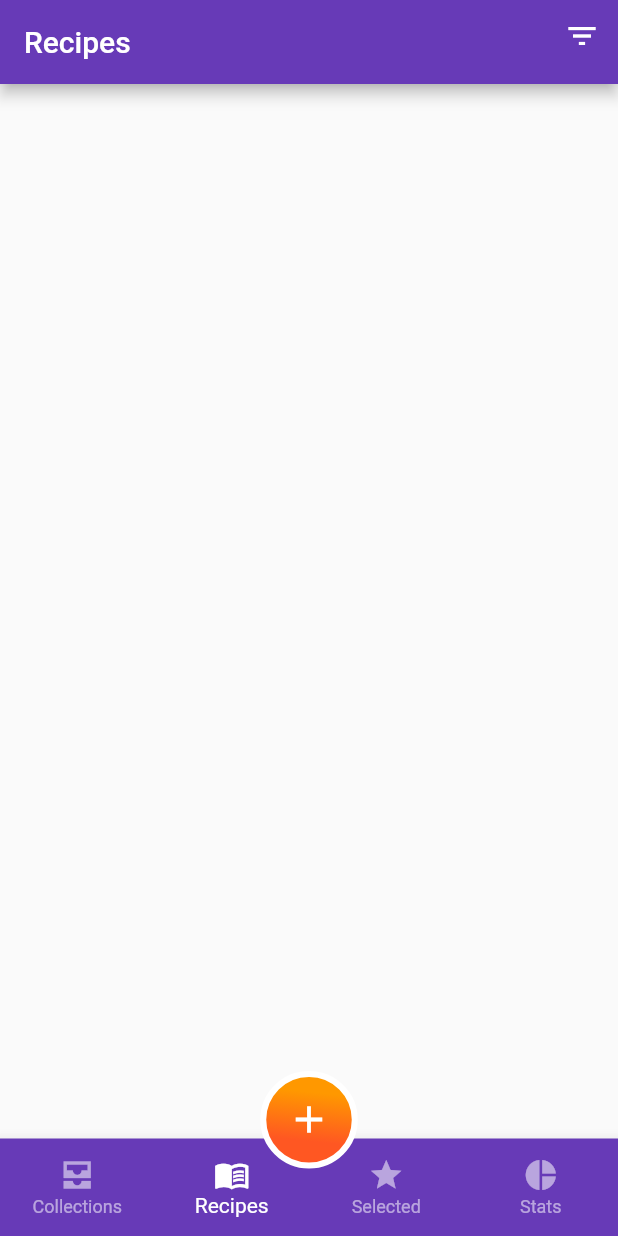
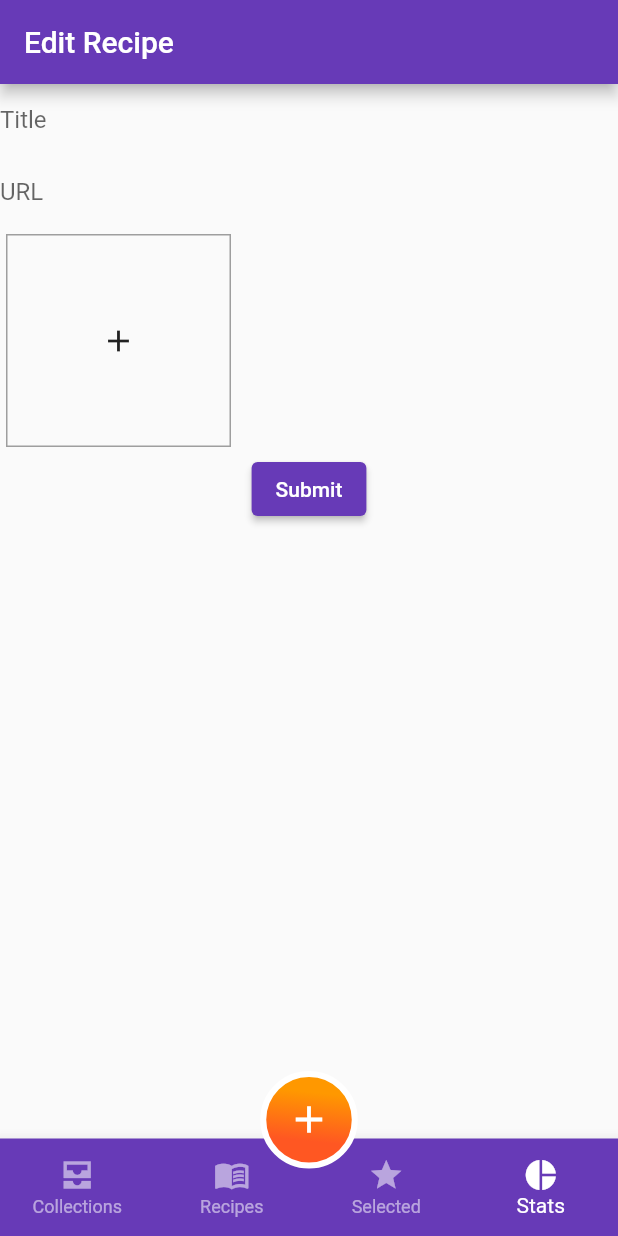
Before and after one commit to nicolaslara/foodplanner, a Flutter app: the screen it shows after launch, on a phone screen of 412 x 824 dp. Run offline on Flutter 3.47's test engine with Material 2 defaults, Android fonts, the phone set to English and light mode, and no system bars; our stand-ins replace cloud_firestore, firebase_core, image_picker, webview_flutter; missing offline and left inert: autocomplete_textfield; accounts and stored records are empty.

Commit message:
Messy image form field

```diff
--- a/lib/screens/editor/edit_recipe.dart
+++ b/lib/screens/editor/edit_recipe.dart
@@ -0,0 +1,60 @@
+import 'package:flutter/material.dart';
+
+import 'images.dart';
+
+class EditRecipe extends StatefulWidget {
+  const EditRecipe();
+
+  @override
+  EditRecipeState createState() => EditRecipeState();
+}
+
+const double imageSize = 150;
+
+class EditRecipeState  extends State<EditRecipe> {
+  final _formKey = GlobalKey<FormState>();
+
+  @override
+  Widget build(BuildContext context) {
+    return Scaffold(
+      appBar: AppBar(
+        title: Text('Edit Recipe'),
+      ),
+      body: Form(
+        key: _formKey,
+        child: Column(
+            children: [
+              TextFormField(
+                decoration: InputDecoration(
+                    border: InputBorder.none,
+                    hintText: 'Title'
+                ),
+              ),
+              TextFormField(
+                decoration: InputDecoration(
+                    border: InputBorder.none,
+                    hintText: 'URL'
+                ),
+              ),
+              Images(),
+              ElevatedButton(
+                onPressed: () {
+                  final scaffold = Scaffold.of(context);
+                  if (_formKey.currentState.validate()) {
+                    scaffold.showSnackBar(SnackBar(content: Text('Processing Data')));
+                    print(_formKey.currentState);
+                  } else {
+                    scaffold.showSnackBar(SnackBar(content: Text('Error')));
+                  }
+                },
+                child: Text('Submit'),
+              )
+            ]
+        ),
+      ),
+    );
+
+
+  }
+
+}
--- /dev/null
+++ b/lib/screens/editor/images.dart
@@ -0,0 +1,118 @@
+
+import 'dart:io';
+
+import 'package:flutter/material.dart';
+import 'package:image_picker/image_picker.dart';
+
+final double imageSize = 150;
+
+class Images extends FormField<List<File>> {
+
+
+  Images({
+    FormFieldSetter<List<File>> onSaved,
+    FormFieldValidator<List<File>> validator,
+    List<File> initialValue = const [],
+  }) : super(
+      onSaved: onSaved,
+      validator: validator,
+      initialValue: initialValue,
+      builder: (FormFieldState<List<File>> state) {
+        final picker = ImagePicker();
+        return Column(
+          children: [
+            SizedBox(
+                height: imageSize,
+                child: ListView(
+                    scrollDirection: Axis.horizontal,
+                    children: state.value.map((image) =>
+                        Padding(
+                          padding: const EdgeInsets.all(4.0),
+                          child: SizedBox(
+                              width: imageSize,
+                              height: imageSize,
+                              child: FittedBox(
+                                  child: Image.file(image),
+                                  fit: BoxFit.cover
+                              )
+                          ),
+                        )).toList() + [
+                      Padding(
+                        padding: const EdgeInsets.all(4.0),
+                        child: InkWell(
+                          onTap: () async {
+                            final pickedFile = await picker.getImage(source: ImageSource.camera);
+                            if (pickedFile != null) {
+                              state.didChange(state.value + [File(pickedFile.path)]);
+                            }
+                          },
+                          child: SizedBox(
+                            width: imageSize,
+                            height: imageSize,
+                            child: Container(
+                                decoration: BoxDecoration(
+                                    border: Border.all(color: Colors.grey)
+                                ),
+                                child: Icon(Icons.add)
+                            ),
+                          ),
+                        ),
+                      )
+                    ]
+                )
+            ),
+          ],
+        );
+
+      });
+
+  // Future getImage() async {
+  //   final pickedFile = await picker.getImage(source: ImageSource.camera);
+  //   setState(() {
+  //     if (pickedFile != null) {
+  //       images.add(File(pickedFile.path));
+  //     } else {
+  //       print('No image selected');
+  //     }
+  //   });
+  // }
+
+  Padding get addImageButton{
+    return Padding(
+      padding: const EdgeInsets.all(4.0),
+      child: InkWell(
+        // onTap: getImage,
+        child: SizedBox(
+          width: imageSize,
+          height: imageSize,
+          child: Container(
+              decoration: BoxDecoration(
+                  border: Border.all(color: Colors.grey)
+              ),
+              child: Icon(Icons.add)
+          ),
+        ),
+      ),
+    );
+  }
+
+  List<Padding> imageWidgets(images) {
+    if (images.length == 0) {
+      return [];
+    } else {
+      return images.map((image) =>
+          Padding(
+            padding: const EdgeInsets.all(4.0),
+            child: SizedBox(
+                width: imageSize,
+                height: imageSize,
+                child: FittedBox(
+                    child: Image.file(image),
+                    fit: BoxFit.cover
+                )
+            ),
+          )).toList();
+    }
+  }
+
+}
--- a/lib/stores/navigation_controls.dart
+++ b/lib/stores/navigation_controls.dart
@@ -2,9 +2,9 @@ import 'package:flutter/foundation.dart';
 import 'package:flutter/material.dart';
 
 class NavigationController extends ChangeNotifier {
-  int _currentPage = 1;
+  int _currentPage = 3;
   int get currentPage => _currentPage;
-  PageController _pageController = PageController(initialPage: 1);
+  PageController _pageController = PageController(initialPage: 3);
   PageController get pageController => _pageController;
 
   void setPage(index){
--- a/lib/widgets/navigation.dart
+++ b/lib/widgets/navigation.dart
@@ -3,6 +3,7 @@ import 'dart:io';
 import 'package:flutter/material.dart';
 import 'package:foodplanner/main.dart';
 import 'package:foodplanner/screens/add_recipe.dart';
+import 'package:foodplanner/screens/editor/edit_recipe.dart';
 import 'package:foodplanner/screens/recipe_list.dart';
 import 'package:foodplanner/screens/tags.dart';
 import 'package:foodplanner/stores/navigation_controls.dart';
@@ -39,7 +40,7 @@ class _NavigationState extends State<Navigation> {
     Tags(),
     RecipeList(title: 'Recipes'),
     RecipeList(title: 'Selected', selected: true),
-    FourthScreen()
+    EditRecipe()
   ];
 
   static final List<BottomNavigationBarItem> _pageButtons = [
```
